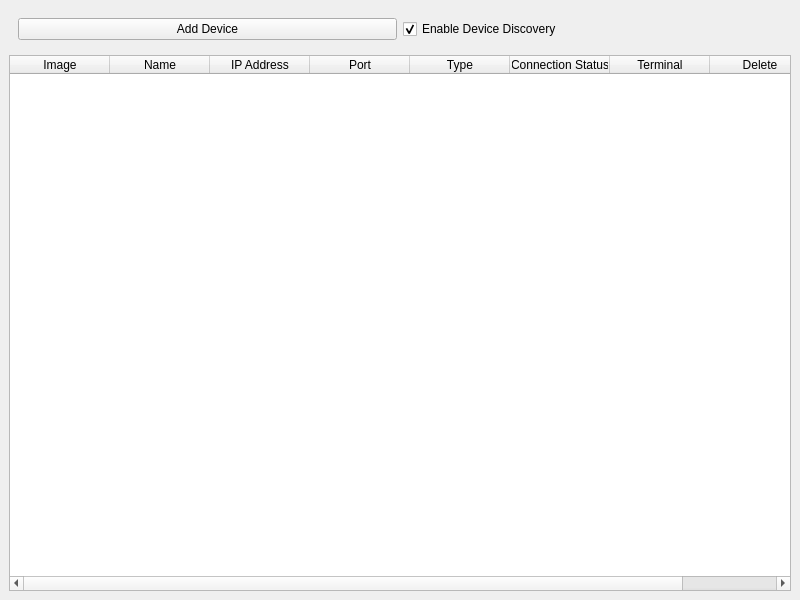
Qt form embedded_mixed/hi3861-smart-home/qt-controller/ui/mainwindow.ui (IAKSH/playground) before a commit.
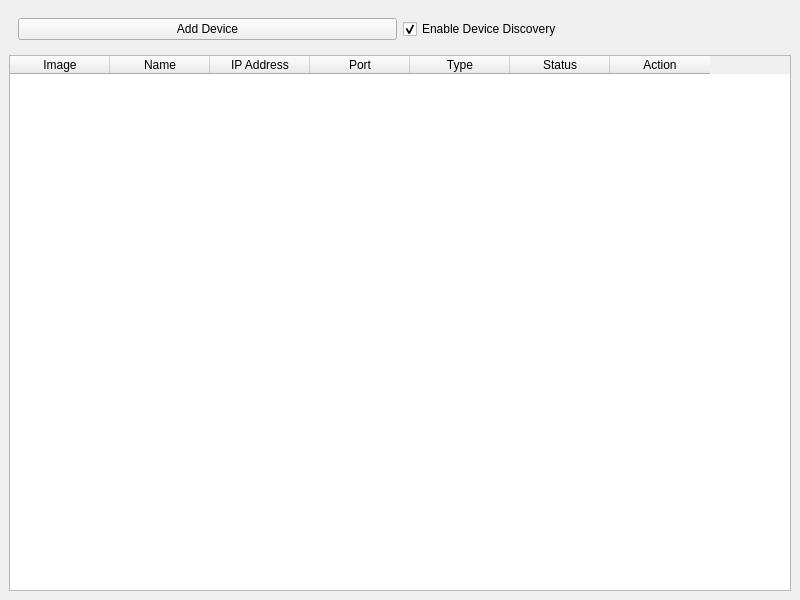
The same form after that commit.

Commit message: buttons are in a column

```diff
--- a/embedded_mixed/hi3861-smart-home/qt-controller/ui/mainwindow.ui
+++ b/embedded_mixed/hi3861-smart-home/qt-controller/ui/mainwindow.ui
@@ -67,17 +67,12 @@
       </column>
       <column>
        <property name="text">
-        <string>Connection Status</string>
+        <string>Status</string>
        </property>
       </column>
       <column>
        <property name="text">
-        <string>Terminal</string>
-       </property>
-      </column>
-      <column>
-       <property name="text">
-        <string>Delete</string>
+        <string>Action</string>
        </property>
       </column>
      </widget>
```
The commit also changes 1 other file.
